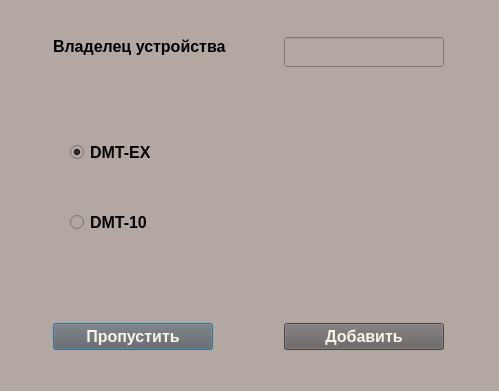
Above: addnewdevtoorg.ui from DmitriySGMPF/DMT-10-SOFT before the change. Below: the same form after it.
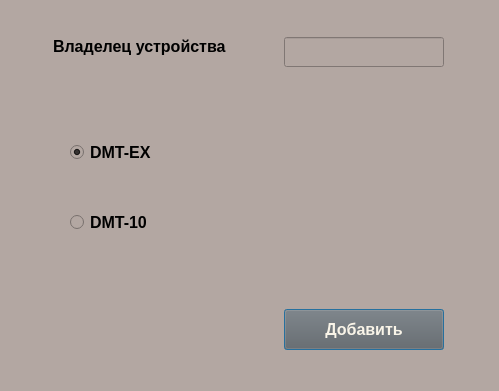
That is the form after the change.

```diff
--- a/addnewdevtoorg.ui
+++ b/addnewdevtoorg.ui
@@ -17,55 +17,13 @@
    <string notr="true">background-color: rgb(179, 167, 162);
 </string>
   </property>
-  <widget class="QPushButton" name="pushButton_2">
-   <property name="geometry">
-    <rect>
-     <x>53</x>
-     <y>323</y>
-     <width>160</width>
-     <height>27</height>
-    </rect>
-   </property>
-   <property name="minimumSize">
-    <size>
-     <width>160</width>
-     <height>25</height>
-    </size>
-   </property>
-   <property name="maximumSize">
-    <size>
-     <width>160</width>
-     <height>30</height>
-    </size>
-   </property>
-   <property name="font">
-    <font>
-     <pointsize>12</pointsize>
-     <weight>75</weight>
-     <bold>true</bold>
-    </font>
-   </property>
-   <property name="styleSheet">
-    <string notr="true">	background-color: rgb(100, 95, 94);
-	color: rgb(249, 244, 232);</string>
-   </property>
-   <property name="text">
-    <string>Пропустить</string>
-   </property>
-   <property name="checkable">
-    <bool>true</bool>
-   </property>
-   <property name="default">
-    <bool>true</bool>
-   </property>
-  </widget>
   <widget class="QPushButton" name="pushButton">
    <property name="geometry">
     <rect>
      <x>284</x>
-     <y>323</y>
+     <y>309</y>
      <width>160</width>
-     <height>27</height>
+     <height>41</height>
     </rect>
    </property>
    <property name="minimumSize">
@@ -77,7 +35,7 @@
    <property name="maximumSize">
     <size>
      <width>160</width>
-     <height>30</height>
+     <height>50</height>
     </size>
    </property>
    <property name="font">
```
